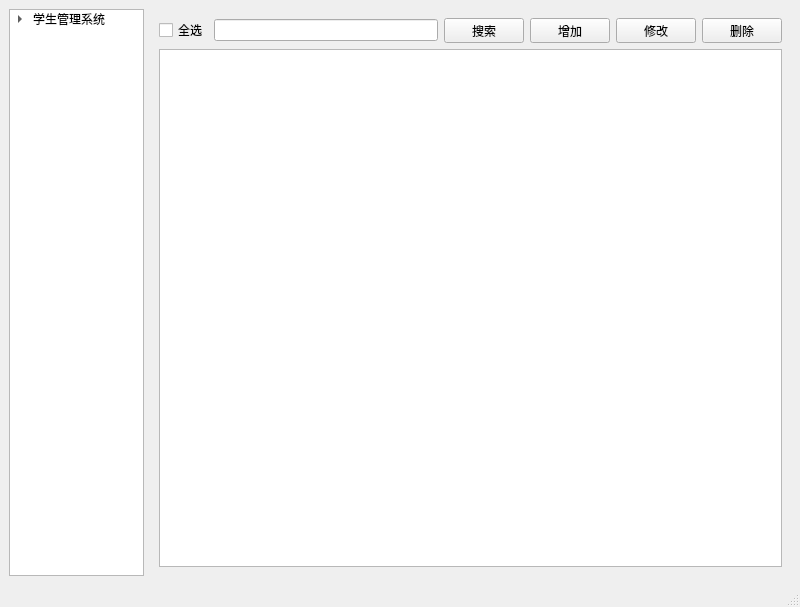
This is student_man/mainwindow.ui in JP-Morgan/testQT as Qt 5 draws it before an edit. The edited form follows.
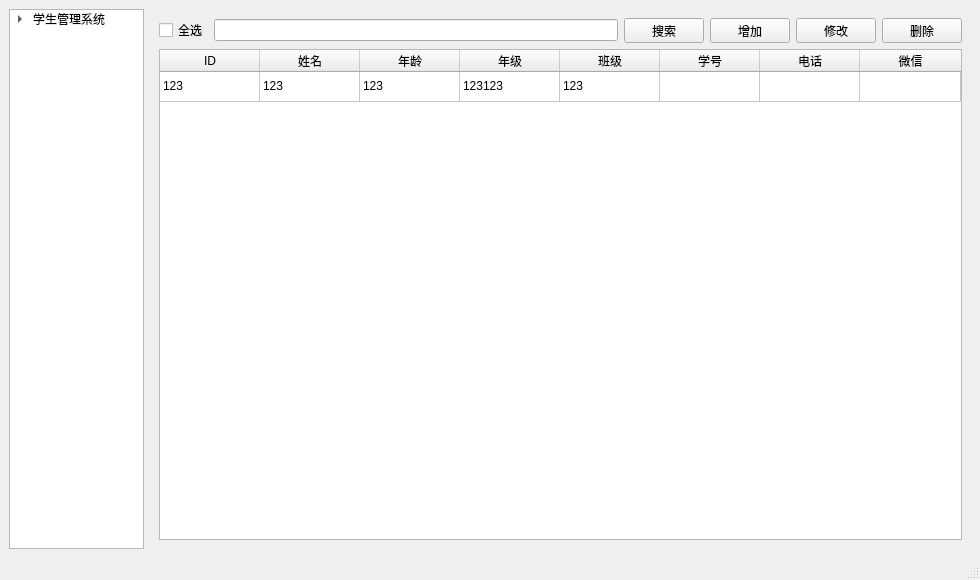
This is the edited form. Icons and pictures are not drawn.

Diff of the .ui file:
```diff
--- a/student_man/mainwindow.ui
+++ b/student_man/mainwindow.ui
@@ -6,10 +6,16 @@
    <rect>
     <x>0</x>
     <y>0</y>
-    <width>800</width>
-    <height>607</height>
+    <width>980</width>
+    <height>580</height>
    </rect>
   </property>
+  <property name="minimumSize">
+   <size>
+    <width>980</width>
+    <height>580</height>
+   </size>
+  </property>
   <property name="windowTitle">
    <string>学生管理系统</string>
   </property>
@@ -174,6 +180,85 @@
             <height>375</height>
            </size>
           </property>
+          <attribute name="horizontalHeaderStretchLastSection">
+           <bool>true</bool>
+          </attribute>
+          <attribute name="verticalHeaderVisible">
+           <bool>false</bool>
+          </attribute>
+          <attribute name="verticalHeaderCascadingSectionResizes">
+           <bool>false</bool>
+          </attribute>
+          <row>
+           <property name="text">
+            <string> 123</string>
+           </property>
+          </row>
+          <column>
+           <property name="text">
+            <string>ID</string>
+           </property>
+          </column>
+          <column>
+           <property name="text">
+            <string>姓名</string>
+           </property>
+          </column>
+          <column>
+           <property name="text">
+            <string>年龄</string>
+           </property>
+          </column>
+          <column>
+           <property name="text">
+            <string>年级</string>
+           </property>
+          </column>
+          <column>
+           <property name="text">
+            <string>班级</string>
+           </property>
+          </column>
+          <column>
+           <property name="text">
+            <string>学号</string>
+           </property>
+          </column>
+          <column>
+           <property name="text">
+            <string>电话</string>
+           </property>
+          </column>
+          <column>
+           <property name="text">
+            <string>微信</string>
+           </property>
+          </column>
+          <item row="0" column="0">
+           <property name="text">
+            <string>123</string>
+           </property>
+          </item>
+          <item row="0" column="1">
+           <property name="text">
+            <string>123</string>
+           </property>
+          </item>
+          <item row="0" column="2">
+           <property name="text">
+            <string>123</string>
+           </property>
+          </item>
+          <item row="0" column="3">
+           <property name="text">
+            <string>123123</string>
+           </property>
+          </item>
+          <item row="0" column="4">
+           <property name="text">
+            <string>123</string>
+           </property>
+          </item>
          </widget>
         </item>
        </layout>
```
Left out of the diff: 122 changed lines with no effect on the pictures.
